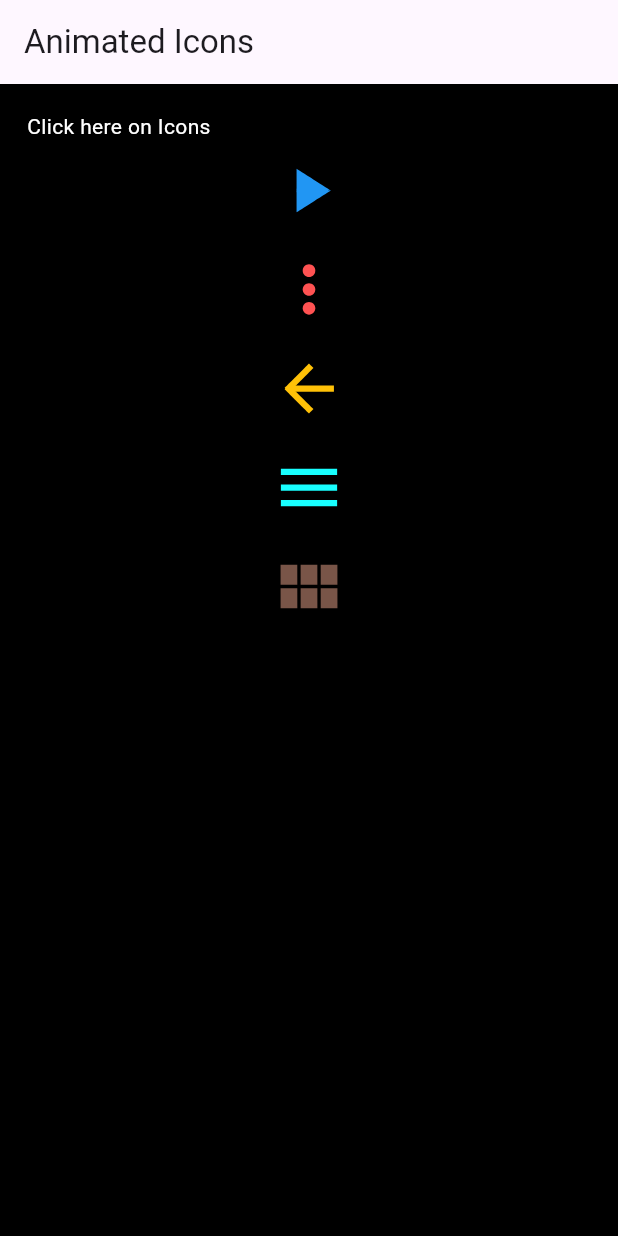
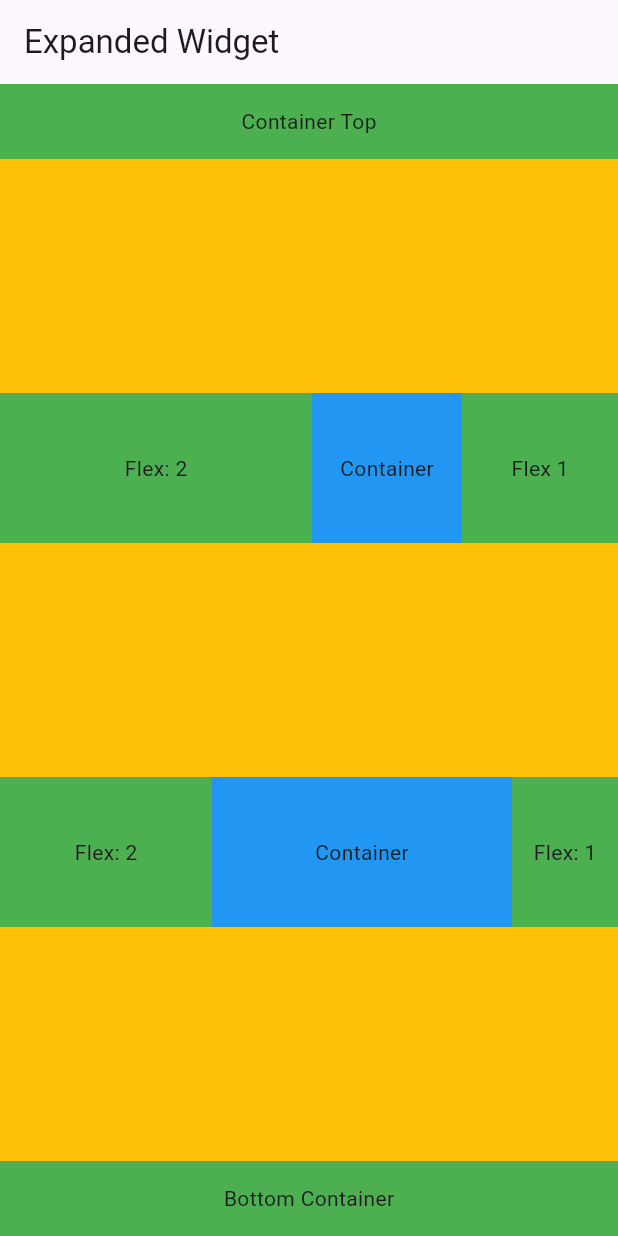
Before and after one commit to shivam2109964/projectOne, a Flutter app: the screen it shows after launch, on a phone screen of 412 x 824 dp. Run offline on Flutter 3.47's test engine with Material 3 defaults, Android fonts, the phone set to English and light mode, and no system bars; our stand-ins replace bloc, flutter_bloc, hydrated_bloc.

Commit message:
10 May Expanded Widget

```diff
--- a/lib/MyApp.dart
+++ b/lib/MyApp.dart
@@ -1,5 +1,5 @@
 import 'package:flutter/material.dart';
-import 'package:fluttre_one/Widget%20Practice/Animated%20Icon/animatedIcon.dart';
+import 'package:fluttre_one/Widget%20Practice/Expanded/expanded.dart';
 
 class MyApp extends StatelessWidget {
   const MyApp({Key? key}) : super(key: key);
@@ -8,7 +8,7 @@ class MyApp extends StatelessWidget {
     return const MaterialApp(
       debugShowCheckedModeBanner: false,
       title: "ALl Projects",
-      home: AnimatedIconHome(),
+      home: ExpandedHome(),
     );
   }
 }
--- /dev/null
+++ b/lib/Widget Practice/Expanded/expanded.dart
@@ -0,0 +1,111 @@
+import 'package:flutter/material.dart';
+
+class ExpandedHome extends StatelessWidget {
+  const ExpandedHome({super.key});
+
+  @override
+  Widget build(BuildContext context) {
+    return Scaffold(
+      appBar: AppBar(
+        title: const Text("Expanded Widget"),
+      ),
+      body: Center(
+        child: Column(
+          children: <Widget>[
+            Container(
+              color: Colors.green,
+              height: 50,
+              child: const Center(
+                child: Padding(
+                  padding: EdgeInsets.all(8.0),
+                  child: Text(
+                    "Container Top",
+                  ),
+                ),
+              ),
+            ),
+            Expanded(
+              child: Container(
+                color: Colors.amber,
+                child: Column(
+                  mainAxisAlignment: MainAxisAlignment.spaceEvenly,
+                  children: <Widget>[
+                    Row(
+                      children: <Widget>[
+                        Expanded(
+                          flex: 2,
+                          child: Container(
+                            color: Colors.green,
+                            height: 100,
+                            child: const Center(
+                              child: Text("Flex: 2"),
+                            ),
+                          ),
+                        ),
+                        Container(
+                          color: Colors.blue,
+                          height: 100,
+                          width: 100,
+                          child: const Center(
+                            child: Text("Container"),
+                          ),
+                        ),
+                        Expanded(
+                          flex: 1,
+                          child: Container(
+                            color: Colors.green,
+                            height: 100,
+                            child: const Center(
+                              child: Text("Flex 1"),
+                            ),
+                          ),
+                        ),
+                      ],
+                    ),
+                    Row(
+                      children: <Widget>[
+                        Expanded(
+                          flex: 2,
+                          child: Container(
+                            height: 100,
+                            color: Colors.green,
+                            child: const Center(
+                              child: Text("Flex: 2"),
+                            ),
+                          ),
+                        ),
+                        Container(
+                          color: Colors.blue,
+                          height: 100,
+                          width: 200,
+                          child: const Center(
+                            child: Text("Container"),
+                          ),
+                        ),
+                        Expanded(
+                          flex: 1,
+                          child: Container(
+                            height: 100,
+                            color: Colors.green,
+                            child: const Center(child: Text("Flex: 1")),
+                          ),
+                        ),
+                      ],
+                    ),
+                  ],
+                ),
+              ),
+            ),
+            Container(
+              color: Colors.green,
+              height: 50,
+              child: const Center(
+                child: Text("Bottom Container"),
+              ),
+            )
+          ],
+        ),
+      ),
+    );
+  }
+}
```
